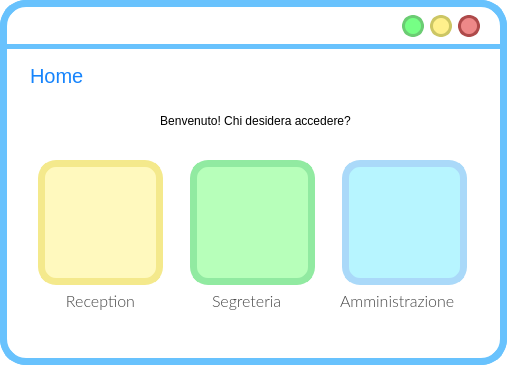
This is frontend/ui/MainPage.ui in MrPio/MuseoOmero as Qt 5 draws it before an edit. The edited form follows.
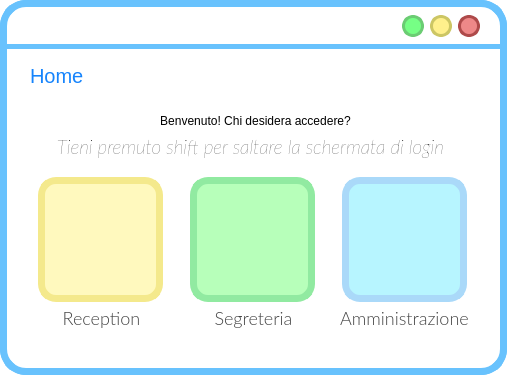
This is the edited form. Icons and pictures are not drawn.

What changed in the file:
```diff
--- a/frontend/ui/MainPage.ui
+++ b/frontend/ui/MainPage.ui
@@ -7,7 +7,7 @@
     <x>0</x>
     <y>0</y>
     <width>507</width>
-    <height>365</height>
+    <height>375</height>
    </rect>
   </property>
   <property name="windowTitle">
@@ -213,7 +213,7 @@
      <rect>
       <x>30</x>
       <y>60</y>
-      <width>81</width>
+      <width>381</width>
       <height>31</height>
      </rect>
     </property>
@@ -250,8 +250,8 @@
    <widget class="QLabel" name="label_15">
     <property name="geometry">
      <rect>
-      <x>40</x>
-      <y>290</y>
+      <x>41</x>
+      <y>307</y>
       <width>121</width>
       <height>21</height>
      </rect>
@@ -273,7 +273,7 @@
 width: 119px;
 height: 19px;
 color: rgba(16, 16, 16,200);
-font-size: 16px;
+font-size: 18px;
 
 
 }</string>
@@ -292,7 +292,7 @@
     <property name="geometry">
      <rect>
       <x>38</x>
-      <y>160</y>
+      <y>177</y>
       <width>125</width>
       <height>125</height>
      </rect>
@@ -334,7 +334,7 @@
     <property name="geometry">
      <rect>
       <x>342</x>
-      <y>160</y>
+      <y>177</y>
       <width>125</width>
       <height>125</height>
      </rect>
@@ -375,10 +375,10 @@
    <widget class="QLabel" name="label_16">
     <property name="geometry">
      <rect>
-      <x>212</x>
-      <y>290</y>
-      <width>81</width>
-      <height>21</height>
+      <x>193</x>
+      <y>306</y>
+      <width>121</width>
+      <height>24</height>
      </rect>
     </property>
     <property name="font">
@@ -398,19 +398,23 @@
 width: 119px;
 height: 19px;
 color: rgba(16, 16, 16,200);
-font-size: 16px;
+font-size: 18px;
+
 
 }</string>
     </property>
     <property name="text">
      <string>Segreteria</string>
     </property>
+    <property name="alignment">
+     <set>Qt::AlignCenter</set>
+    </property>
    </widget>
    <widget class="QLabel" name="segreteriaBigButton">
     <property name="geometry">
      <rect>
       <x>190</x>
-      <y>160</y>
+      <y>177</y>
       <width>125</width>
       <height>125</height>
      </rect>
@@ -451,8 +455,8 @@
    <widget class="QLabel" name="label_17">
     <property name="geometry">
      <rect>
-      <x>340</x>
-      <y>290</y>
+      <x>339</x>
+      <y>307</y>
       <width>131</width>
       <height>21</height>
      </rect>
@@ -474,12 +478,47 @@
 width: 119px;
 height: 19px;
 color: rgba(16, 16, 16,200);
-font-size: 16px;
+font-size: 18px;
+
 
 }</string>
     </property>
     <property name="text">
      <string>Amministrazione</string>
+    </property>
+    <property name="alignment">
+     <set>Qt::AlignCenter</set>
+    </property>
+   </widget>
+   <widget class="QLabel" name="titoloLabel_4">
+    <property name="geometry">
+     <rect>
+      <x>10</x>
+      <y>131</y>
+      <width>481</width>
+      <height>31</height>
+     </rect>
+    </property>
+    <property name="font">
+     <font>
+      <family>Lato</family>
+      <pointsize>14</pointsize>
+      <weight>3</weight>
+      <italic>true</italic>
+      <bold>false</bold>
+     </font>
+    </property>
+    <property name="styleSheet">
+     <string notr="true">
+text-align: left;
+background-color: rgba(255, 255, 255,0);
+font: 25 italic 14pt &quot;Lato&quot;;</string>
+    </property>
+    <property name="text">
+     <string>Tieni premuto shift per saltare la schermata di login</string>
+    </property>
+    <property name="alignment">
+     <set>Qt::AlignCenter</set>
     </property>
    </widget>
   </widget>
```
